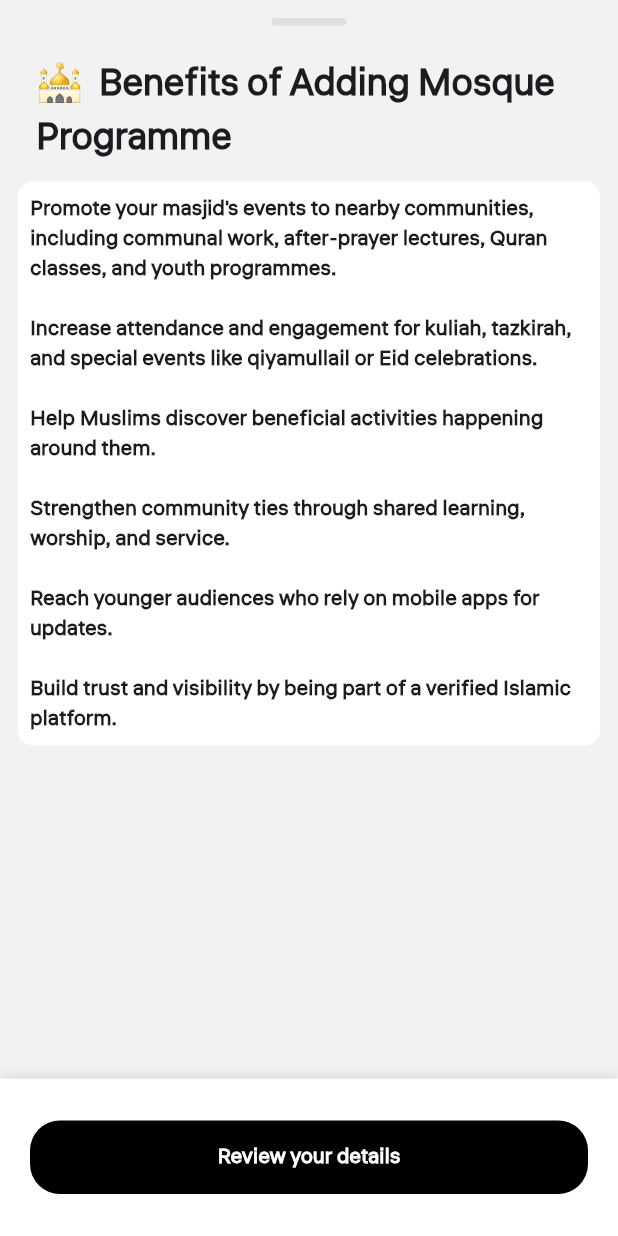
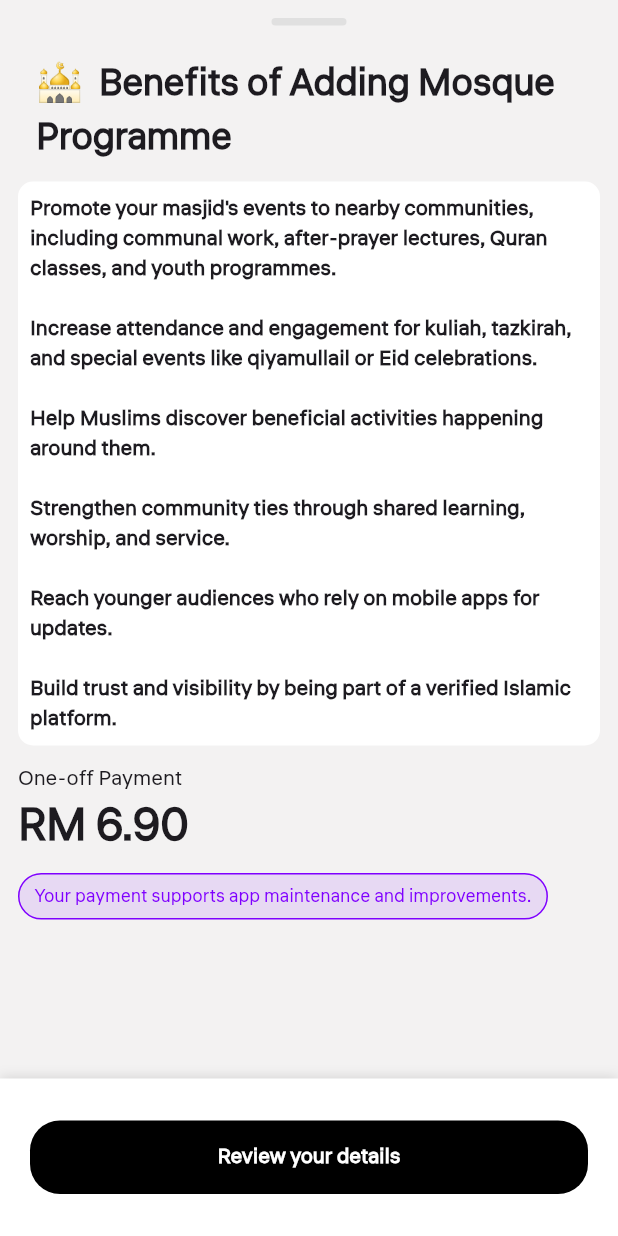
Before and after one commit to muhdhafiizz/ramadhan_companion_app, a Flutter app: the SettingsView screen opened directly, after a tap on "Add nearby masjid programme", on a phone screen of 412 x 824 dp. Run offline on Flutter 3.47's test engine with Material 3 defaults, Android fonts, the phone set to English and light mode, and no system bars; our stand-ins replace audioplayers, cloud_firestore, dotted_border, firebase_auth, firebase_core, flutter_compass and 14 more; missing offline and left inert: add_2_calendar, flutter_inappwebview, home_widget, quran; accounts and stored records are empty; network calls fail.

```diff
--- a/lib/model/masjid_programme_model.dart
+++ b/lib/model/masjid_programme_model.dart
@@ -10,6 +10,7 @@ class MasjidProgramme {
   final String? joinLink;
   final String? posterUrl;
   final Uint8List? posterBytes;
+  final String status;
 
   MasjidProgramme({
     required this.id,
@@ -21,5 +22,6 @@ class MasjidProgramme {
     this.joinLink,
     this.posterUrl,
     this.posterBytes,
+    this.status = 'pending',
   });
 }
--- a/lib/provider/sadaqah_provider.dart
+++ b/lib/provider/sadaqah_provider.dart
@@ -23,7 +23,7 @@ class SadaqahProvider extends ChangeNotifier {
   bool _isLoading = false;
   bool _hasShownReminder = false;
   bool _isFormValid = false;
-  double oneOffAmount = 79.90;
+  double oneOffAmount = 21.90;
 
   SubmissionStatus _submissionStatus = SubmissionStatus.idle;
 
@@ -77,7 +77,6 @@ class SadaqahProvider extends ChangeNotifier {
       data['submittedBy'] = user?.uid ?? "unknown";
       data['status'] = "pending";
 
-      // Add the new Sadaqah entry
       final docRef = await FirebaseFirestore.instance
           .collection('sadaqah_orgs')
           .add(data);
@@ -85,7 +84,6 @@ class SadaqahProvider extends ChangeNotifier {
       final now = DateTime.now();
       final cutoff = now.subtract(const Duration(days: 7));
 
-      // 🔹 Clean old notifications older than 7 days
       final oldNotifications = await FirebaseFirestore.instance
           .collection('notifications')
           .where('timestamp', isLessThan: Timestamp.fromDate(cutoff))
@@ -95,7 +93,6 @@ class SadaqahProvider extends ChangeNotifier {
         await doc.reference.delete();
       }
 
-      // 🔹 Add new notification for super_admin
       await FirebaseFirestore.instance.collection('notifications').add({
         'title': 'New Sadaqah Submission',
         'message':
--- a/lib/ui/prayer_times_view.dart
+++ b/lib/ui/prayer_times_view.dart
@@ -589,7 +589,11 @@ Widget _buildShimmerMasjidProgramme() {
   );
 }
 
-Widget _buildProgrammeCard(BuildContext context, MasjidProgramme programme) {
+Widget _buildProgrammeCard(
+  BuildContext context,
+  MasjidProgramme programme, {
+  bool isSuperAdmin = false,
+}) {
   final dateTimeFormatted = DateFormat(
     "d MMM yyyy, h:mm a",
   ).format(programme.dateTime);
@@ -622,6 +626,27 @@ Widget _buildProgrammeCard(BuildContext context, MasjidProgramme programme) {
                 const SizedBox(height: 6),
                 Row(
                   children: [
+                    if (isSuperAdmin && programme.status == 'expired')
+                      Container(
+                        padding: const EdgeInsets.symmetric(
+                          horizontal: 6,
+                          vertical: 2,
+                        ),
+                        decoration: BoxDecoration(
+                          color: Colors.red.withOpacity(0.1),
+                          border: Border.all(color: Colors.red),
+                          borderRadius: BorderRadius.circular(8),
+                        ),
+                        child: const Text(
+                          "Expired",
+                          style: TextStyle(
+                            color: Colors.red,
+                            fontWeight: FontWeight.bold,
+                            fontSize: 12,
+                          ),
+                        ),
+                      ),
+
                     Text(
                       "🕌 ${programme.isOnline ? "Online Programme" : programme.masjidName}",
                       style: const TextStyle(fontWeight: FontWeight.bold),
@@ -1769,6 +1794,8 @@ void showProgrammeField(
                     _buildTitleText('🕌  Benefits of Adding Mosque Programme'),
                     const SizedBox(height: 12),
                     _buildContainer(),
+                    const SizedBox(height: 12),
+                    _buildOneOffPayment(context),
                   ],
                 ),
 
@@ -2095,6 +2122,39 @@ void showProgrammeField(
   }
 }
 
+Widget _buildOneOffPayment(BuildContext context) {
+  final programmeProvider = context.watch<MasjidProgrammeProvider>();
+
+  return Column(
+    crossAxisAlignment: CrossAxisAlignment.start,
+    children: [
+      const Text('One-off Payment', style: TextStyle(fontSize: 14)),
+      Text(
+        'RM ${formatCurrency(programmeProvider.oneOffAmount)}',
+        style: const TextStyle(fontWeight: FontWeight.bold, fontSize: 30),
+      ),
+      SizedBox(height: 10),
+      Container(
+        padding: const EdgeInsets.symmetric(vertical: 6, horizontal: 10),
+        decoration: BoxDecoration(
+          color: AppColors.violet.withOpacity(0.1),
+          border: Border.all(color: AppColors.violet.withOpacity(1)),
+          borderRadius: BorderRadius.circular(20),
+        ),
+        child: Text(
+          'Your payment supports app maintenance and improvements.',
+          style: TextStyle(
+            color: AppColors.violet.withOpacity(1),
+            fontWeight: FontWeight.w500,
+            fontSize: 12,
+          ),
+          textAlign: TextAlign.center,
+        ),
+      ),
+    ],
+  );
+}
+
 Widget _buildContainer() {
   return Container(
     padding: EdgeInsets.all(8),
@@ -2527,7 +2587,6 @@ Future<void> scheduleSadaqahReminder() async {
   );
 }
 
-
 Future<void> cancelPrayerNotifications() async {
   // If you gave prayer notifications IDs like 1–99, cancel those only
   for (int id = 1; id <= 100; id++) {
--- a/lib/widgets/custom_status_badge.dart
+++ b/lib/widgets/custom_status_badge.dart
@@ -22,6 +22,8 @@ class StatusBadge extends StatelessWidget {
       case 'rejected':
       case 'failed':
         return Colors.red;
+      case 'expired':
+        return Colors.pink;
       case 'pending':
       default:
         return Colors.orange;
@@ -42,6 +44,8 @@ class StatusBadge extends StatelessWidget {
       case 'rejected':
       case 'failed':
         return "Rejected";
+      case 'expired':
+        return "Expired";
       case 'online':
         return "• Online";
       case 'offline':
```
Also changed, not shown: lib/provider/masjid_programme_provider.dart (+19 -5 lines), 11 other files.
